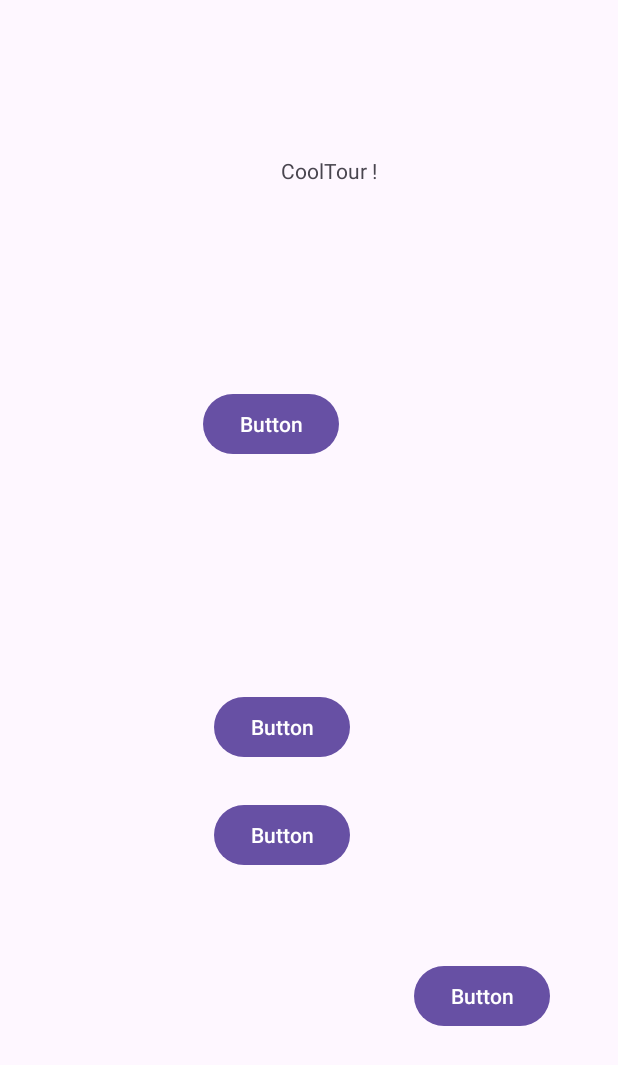
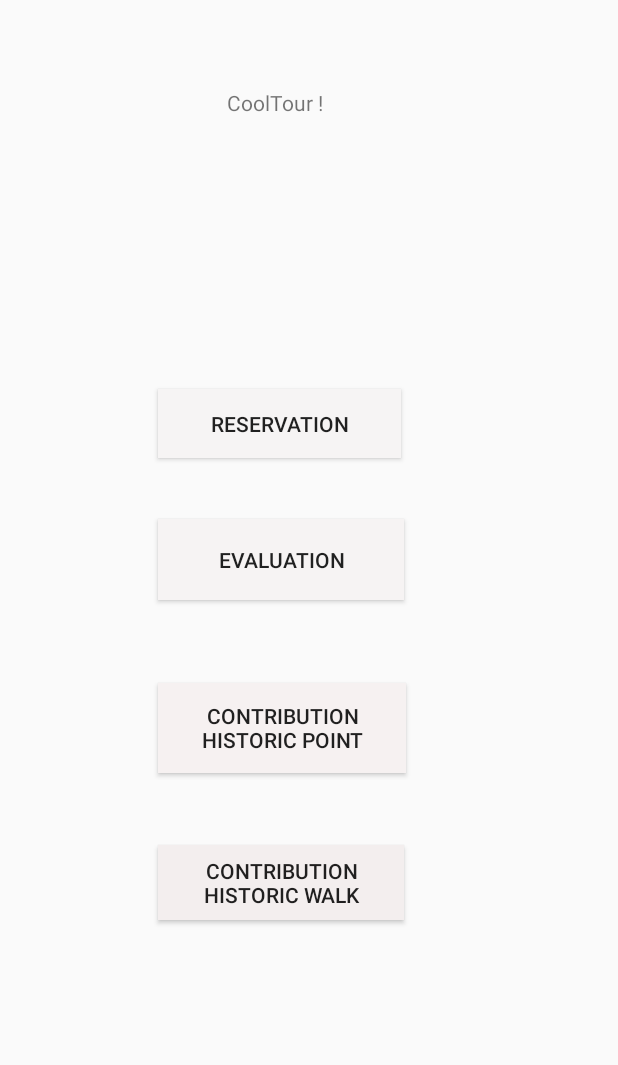
Before and after one commit to Nektar24/software-engineering, an Android app: the screen it shows after launch (MainActivity), on a phone screen of 412 x 824 dp. Shown: the top 1065 px of the screen. Run offline under Robolectric (Android 15) with nearby library versions, the phone set to English and light mode, and no system bars.

Commit message:
home screen on progress

```diff
--- a/CODE/cooltoor/app/src/main/res/layout/activity_main.xml
+++ b/CODE/cooltoor/app/src/main/res/layout/activity_main.xml
@@ -9,39 +9,42 @@
 
     <Button
         android:id="@+id/button"
-        android:layout_width="wrap_content"
-        android:layout_height="wrap_content"
-        android:text="Button"
+        android:layout_width="164dp"
+        android:layout_height="50dp"
+        android:background="#F3EEEE"
+        android:text="Contribution Historic walk"
         app:layout_constraintBottom_toBottomOf="parent"
         app:layout_constraintEnd_toEndOf="parent"
-        app:layout_constraintHorizontal_bias="0.859"
+        app:layout_constraintHorizontal_bias="0.425"
         app:layout_constraintStart_toStartOf="parent"
         app:layout_constraintTop_toTopOf="parent"
-        app:layout_constraintVertical_bias="0.825" />
+        app:layout_constraintVertical_bias="0.728" />
 
     <Button
         android:id="@+id/button"
-        android:layout_width="wrap_content"
-        android:layout_height="wrap_content"
-        android:text="Button"
+        android:layout_width="165dp"
+        android:layout_height="60dp"
+        android:background="#F6F1F1"
+        android:text="Contribution Historic Point"
         app:layout_constraintBottom_toBottomOf="parent"
         app:layout_constraintEnd_toEndOf="parent"
-        app:layout_constraintHorizontal_bias="0.445"
+        app:layout_constraintHorizontal_bias="0.426"
         app:layout_constraintStart_toStartOf="parent"
         app:layout_constraintTop_toTopOf="parent"
-        app:layout_constraintVertical_bias="0.686" />
+        app:layout_constraintVertical_bias="0.596" />
 
     <Button
         android:id="@+id/button"
-        android:layout_width="wrap_content"
-        android:layout_height="wrap_content"
-        android:text="Button"
+        android:layout_width="164dp"
+        android:layout_height="54dp"
+        android:background="#F6F3F3"
+        android:text="Evaluation"
         app:layout_constraintBottom_toBottomOf="parent"
         app:layout_constraintEnd_toEndOf="parent"
-        app:layout_constraintHorizontal_bias="0.445"
+        app:layout_constraintHorizontal_bias="0.425"
         app:layout_constraintStart_toStartOf="parent"
         app:layout_constraintTop_toTopOf="parent"
-        app:layout_constraintVertical_bias="0.594" />
+        app:layout_constraintVertical_bias="0.449" />
 
     <TextView
         android:layout_width="wrap_content"
@@ -49,16 +52,17 @@
         android:text="CoolTour !"
         app:layout_constraintBottom_toBottomOf="parent"
         app:layout_constraintEnd_toEndOf="parent"
-        app:layout_constraintHorizontal_bias="0.538"
+        app:layout_constraintHorizontal_bias="0.435"
         app:layout_constraintStart_toStartOf="parent"
         app:layout_constraintTop_toTopOf="parent"
-        app:layout_constraintVertical_bias="0.129" />
+        app:layout_constraintVertical_bias="0.073" />
 
     <Button
         android:id="@+id/button"
-        android:layout_width="wrap_content"
-        android:layout_height="wrap_content"
-        android:text="Button"
+        android:layout_width="162dp"
+        android:layout_height="46dp"
+        android:background="#F6F4F4"
+        android:text="Reservation"
         app:layout_constraintBottom_toBottomOf="parent"
         app:layout_constraintEnd_toEndOf="parent"
         app:layout_constraintHorizontal_bias="0.421"
--- a/CODE/cooltoor/app/src/main/res/values/themes.xml
+++ b/CODE/cooltoor/app/src/main/res/values/themes.xml
@@ -1,6 +1,6 @@
 <resources xmlns:tools="http://schemas.android.com/tools">
     <!-- Base application theme. -->
-    <style name="Base.Theme.Cooltoor" parent="Theme.Material3.DayNight.NoActionBar">
+    <style name="Base.Theme.Cooltoor" parent="Theme.AppCompat.Light.NoActionBar">
         <!-- Customize your light theme here. -->
         <!-- <item name="colorPrimary">@color/my_light_primary</item> -->
     </style>
```
